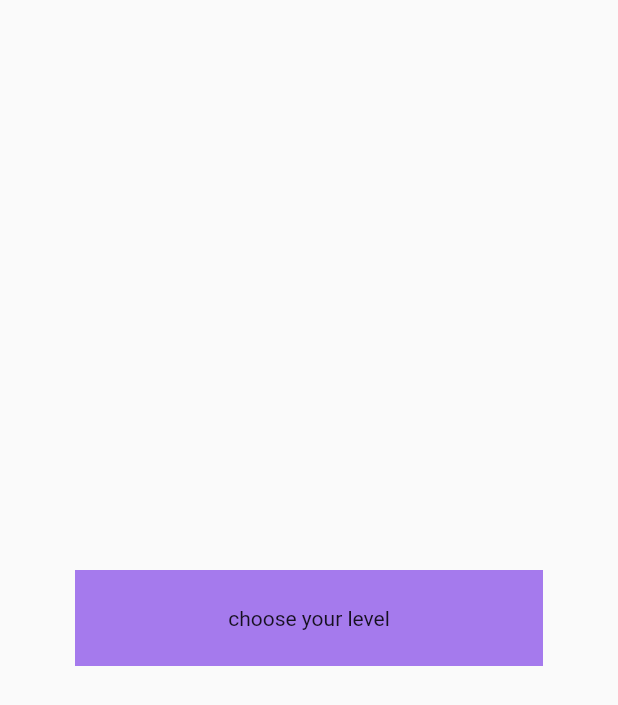
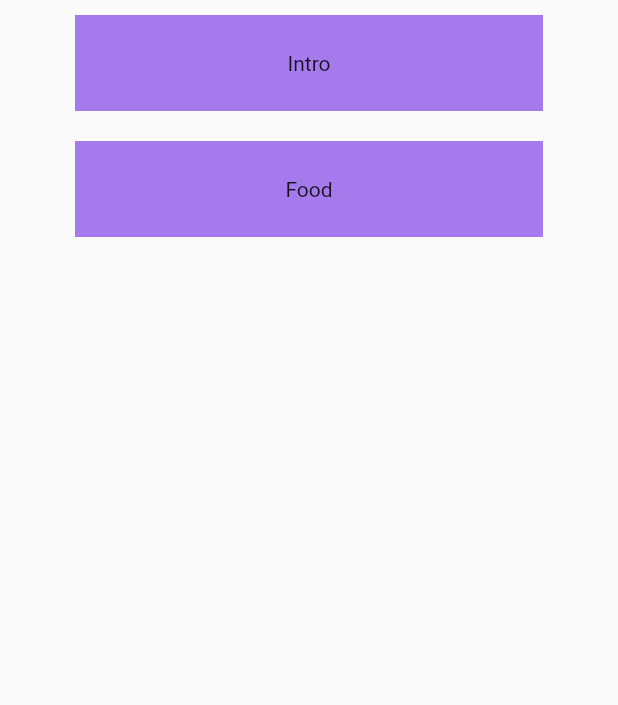
Before and after one commit to xoyk/barev, a Flutter app: the HomePage screen opened directly, on a phone screen of 412 x 824 dp. Shown: the top 705 px of the screen. Run offline on Flutter 3.47's test engine with Material 2 defaults, Android fonts, the phone set to English and light mode, and no system bars; our stand-ins replace google_fonts.

Commit message:
add theme support, wip cards

```diff
--- a/lib/components/card.dart
+++ b/lib/components/card.dart
@@ -4,7 +4,7 @@ import 'package:flutter/material.dart';
 class CardTile extends StatefulWidget {
   const CardTile({
     Key? key,
-    required this.word,
+    required this.word, selected=false,
   }) : super(key: key);
 
   final Word word;
--- a/lib/config/themes.dart
+++ b/lib/config/themes.dart
@@ -1,8 +1,101 @@
 import 'package:flutter/material.dart';
+import 'package:google_fonts/google_fonts.dart';
 
-final appTheme = ThemeData(
-  colorScheme: ColorScheme.fromSwatch(
-    primarySwatch: Colors.deepOrange,
-    backgroundColor: Colors.red,
-  ),
-);
+class AppTheme {
+  static TextTheme lightTextTheme = TextTheme(
+    bodyText1: GoogleFonts.openSans(
+      fontSize: 14.0,
+      fontWeight: FontWeight.w700,
+      color: Colors.black,
+    ),
+    headline1: GoogleFonts.openSans(
+      fontSize: 32.0,
+      fontWeight: FontWeight.bold,
+      color: Colors.black,
+    ),
+    headline2: GoogleFonts.openSans(
+      fontSize: 21.0,
+      fontWeight: FontWeight.w700,
+      color: Colors.black,
+    ),
+    headline3: GoogleFonts.openSans(
+      fontSize: 16.0,
+      fontWeight: FontWeight.w600,
+      color: Colors.black,
+    ),
+    headline6: GoogleFonts.openSans(
+      fontSize: 20.0,
+      fontWeight: FontWeight.w600,
+      color: Colors.black,
+    ),
+  );
+
+  static TextTheme darkTextTheme = TextTheme(
+    bodyText1: GoogleFonts.openSans(
+      fontSize: 14.0,
+      fontWeight: FontWeight.w700,
+      color: Colors.white,
+    ),
+    headline1: GoogleFonts.openSans(
+      fontSize: 32.0,
+      fontWeight: FontWeight.bold,
+      color: Colors.white,
+    ),
+    headline2: GoogleFonts.notoSansArmenian(
+      fontSize: 35,
+    ),
+    headline3: GoogleFonts.openSans(
+      fontSize: 16.0,
+      fontWeight: FontWeight.w600,
+      color: Colors.white,
+    ),
+    headline6: GoogleFonts.openSans(
+      fontSize: 20.0,
+      fontWeight: FontWeight.w600,
+      color: Colors.white,
+    ),
+  );
+
+  static ThemeData light() {
+    return ThemeData(
+      brightness: Brightness.light,
+      checkboxTheme: CheckboxThemeData(
+        fillColor: MaterialStateColor.resolveWith(
+              (states) {
+            return Colors.black;
+          },
+        ),
+      ),
+      appBarTheme: const AppBarTheme(
+        foregroundColor: Colors.black,
+        backgroundColor: Colors.white,
+      ),
+      floatingActionButtonTheme: const FloatingActionButtonThemeData(
+        foregroundColor: Colors.white,
+        backgroundColor: Colors.black,
+      ),
+      bottomNavigationBarTheme: const BottomNavigationBarThemeData(
+        selectedItemColor: Colors.green,
+      ),
+      textTheme: lightTextTheme,
+    );
+  }
+
+  static ThemeData dark() {
+    return ThemeData(
+      brightness: Brightness.dark,
+      appBarTheme: AppBarTheme(
+        foregroundColor: Colors.white,
+        backgroundColor: Colors.grey[900],
+      ),
+      floatingActionButtonTheme: const FloatingActionButtonThemeData(
+        foregroundColor: Colors.white,
+        backgroundColor: Colors.green,
+      ),
+      bottomNavigationBarTheme: const BottomNavigationBarThemeData(
+        selectedItemColor: Colors.green,
+      ),
+      textTheme: darkTextTheme,
+    );
+  }
+}
--- /dev/null
+++ b/lib/data/units.dart
@@ -0,0 +1,6 @@
+import 'package:barev/models/unit.dart';
+
+final List<Unit> units = [
+  Unit(topic: 'Intro'),
+  Unit(topic: 'Food'),
+];
--- a/lib/main.dart
+++ b/lib/main.dart
@@ -3,23 +3,26 @@
 // found in the LICENSE file.
 
 import 'package:barev/config/themes.dart';
-import 'package:barev/pages/home.dart';
+import 'package:barev/pages/cards.dart';
 import 'package:flutter/material.dart';
 
 void main() {
-  runApp(const MyApp());
+  runApp(
+      const BarevDzes()
+  );
 }
 
-class MyApp extends StatelessWidget {
-  const MyApp({super.key});
+class BarevDzes extends StatelessWidget {
+  const BarevDzes({super.key});
 
   @override
   Widget build(BuildContext context) {
+    final theme = AppTheme.light();
     return MaterialApp(
       debugShowCheckedModeBanner: false,
       title: 'BarevDzes',
-      theme: appTheme,
-      home: const HomePage()
+      theme: theme,
+      home: const CardsPage()
     );
   }
 }
--- /dev/null
+++ b/lib/models/lesson_list.dart
@@ -0,0 +1,6 @@
+class LessonList {
+  final String name;
+
+  LessonList(this.name);
+
+}
--- /dev/null
+++ b/lib/models/unit.dart
@@ -0,0 +1,5 @@
+class Unit {
+  final String topic;
+
+  Unit({required this.topic});
+}
--- a/lib/pages/home.dart
+++ b/lib/pages/home.dart
@@ -1,6 +1,9 @@
 import 'package:barev/config/const.dart';
+import 'package:barev/data/units.dart';
 import 'package:barev/utils/methods.dart';
 import 'package:flutter/material.dart';
+import '../models/unit.dart';
+
 
 class HomePage extends StatefulWidget {
   const HomePage({Key? key}) : super(key: key);
@@ -10,32 +13,47 @@ class HomePage extends StatefulWidget {
 }
 
 class _HomePageState extends State<HomePage> {
+  final List<Unit> _units = [];
+  // int _selected = -1;
+
+  @override
+  void initState() {
+
+    for(var unit in units){
+      _units.add(unit);
+    }
+
+    super.initState();
+  }
+
   @override
   Widget build(BuildContext context) {
     return Scaffold(
       body:
         SafeArea(
           child:
-          Column(
-            mainAxisAlignment: MainAxisAlignment.center,
-            crossAxisAlignment: CrossAxisAlignment.center,
-            children: [
-              GestureDetector(
-                onTap: (){
-                  print('tapped!');
-                  loadSession(context: context);
+            Center(
+              child: GestureDetector(
+                onTap: () {
+                  startLesson(context: context);
                 },
-                child: Container(
-                  color: kViolet,
-                  alignment: Alignment.center,
-                  padding: const EdgeInsets.all(24),
-                  margin: const EdgeInsets.symmetric(horizontal: 50),
-                  child: const Text('choose your level'),
+                child: ListView.builder(
+                  itemCount: _units.length,
+                  itemBuilder: (BuildContext context, int index) {
+                    return
+                      // Text(_units[index].topic);
+                      Container(
+                        color: kViolet,
+                        alignment: Alignment.center,
+                        padding: const EdgeInsets.all(24),
+                        margin: const EdgeInsets.symmetric(horizontal: 50, vertical: 10),
+                        child: Text(_units[index].topic),
+                      );
+                  }
                 ),
-              )
-          ],
+              ),
+            ),
         ),
-      ),
-    );
+      );
   }
 }
```
Also changed, not shown: lib/components/problem.dart (+2 -9 lines), lib/components/progressbar.dart (+5 -3 lines), lib/components/topbar.dart (+10 -4 lines), lib/notifiers/cards_notifier.dart (added, +7 -0 lines), lib/pages/cards.dart (+26 -18 lines), lib/pages/lesson.dart (added, +18 -0 lines), lib/utils/methods.dart (+12 -3 lines).
